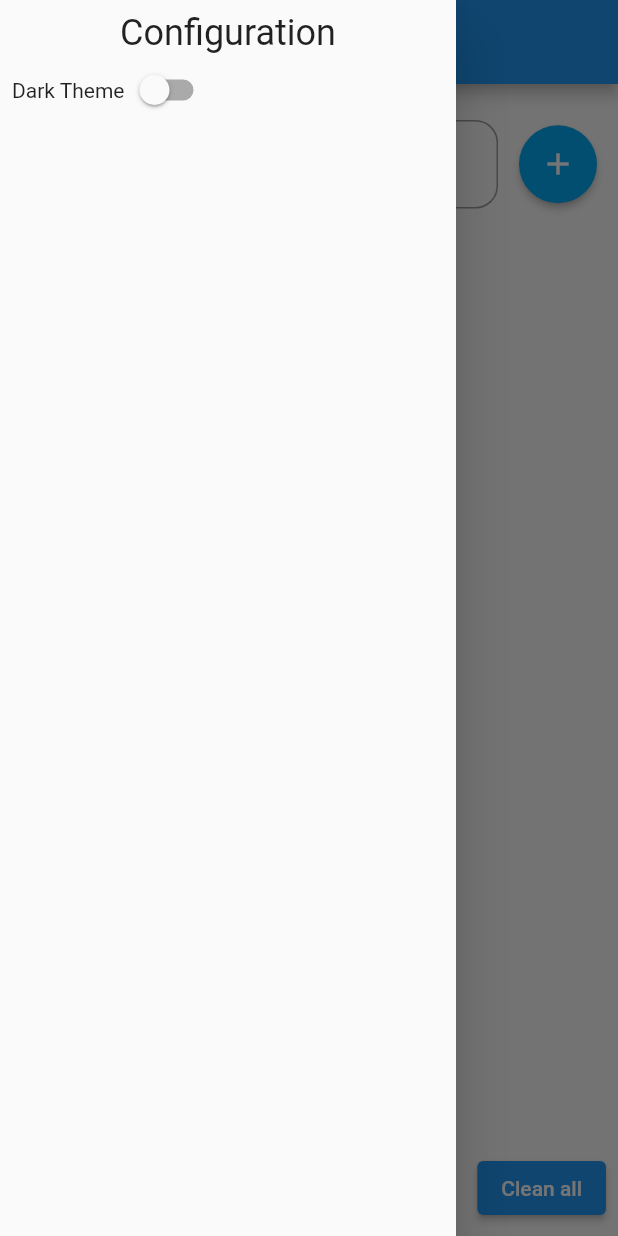
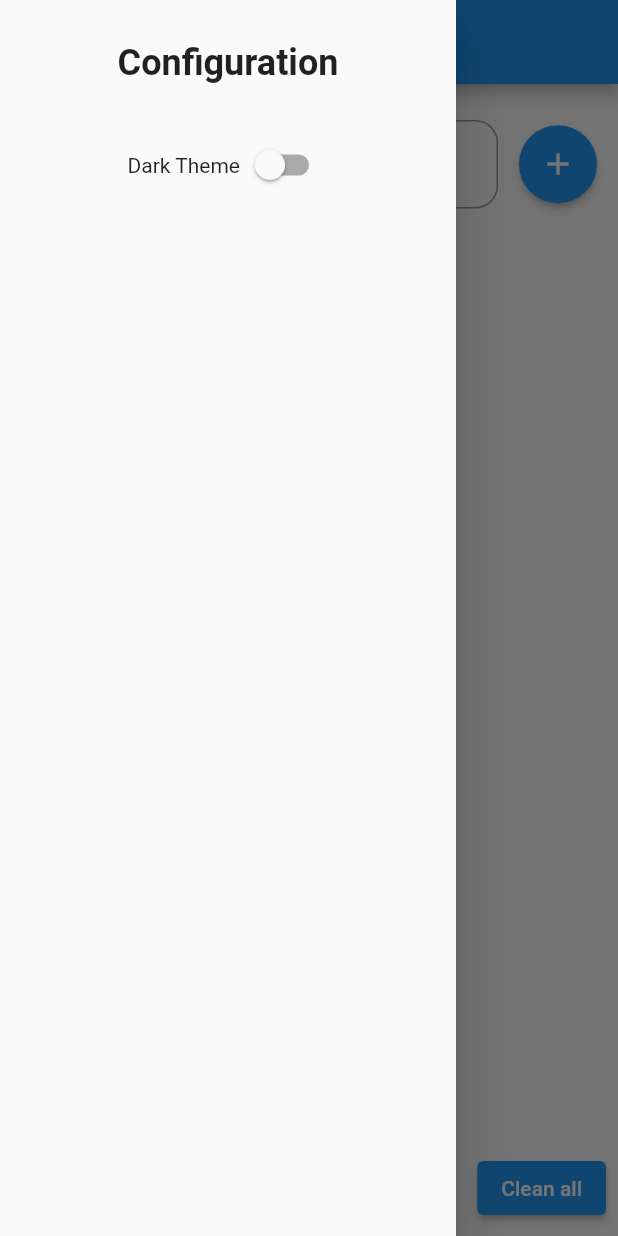
Before and after one commit to projEduardoValencio/lista_de_tarefas, a Flutter app: the screen it shows after launch, with the side drawer open, on a phone screen of 412 x 824 dp. Run offline on Flutter 3.47's test engine with Material 2 defaults, Android fonts, the phone set to English and light mode, and no system bars; our stand-ins replace flutter_slidable, shared_preferences.

Commit message:
update dark theme and drawer

```diff
--- a/lib/main.dart
+++ b/lib/main.dart
@@ -26,6 +26,7 @@ class _MyAppState extends State<MyApp> {
       debugShowCheckedModeBanner: false,
       home: TodoListPage(
         change: change,
+        dark: darkThemeOn,
       ),
       // theme: ThemeData.dark(),
     );
--- a/lib/pages/todo_list_page.dart
+++ b/lib/pages/todo_list_page.dart
@@ -11,9 +11,11 @@ import 'package:lista_de_tarefas/widgets/drawerItem.dart';
 import 'package:lista_de_tarefas/widgets/todoListItem.dart';
 
 class TodoListPage extends StatefulWidget {
-  TodoListPage({Key? key, required this.change}) : super(key: key);
+  TodoListPage({Key? key, required this.change, required this.dark})
+      : super(key: key);
 
   Function change;
+  bool dark;
 
   @override
   State<TodoListPage> createState() => _TodoListPageState();
@@ -91,6 +93,7 @@ class _TodoListPageState extends State<TodoListPage> {
                             todo: todo,
                             onDelete: onDelete,
                             onCheck: onCheck,
+                            dark: widget.dark,
                           ),
                       ],
                     ),
@@ -150,7 +153,15 @@ class _TodoListPageState extends State<TodoListPage> {
         ),
         ElevatedButton(
           onPressed: confirmationAlert,
-          child: Text("Clean all"),
+          style: ElevatedButton.styleFrom(
+            primary: widget.dark ? Colors.cyanAccent : null,
+          ),
+          child: Text(
+            "Clean all",
+            style: TextStyle(
+              color: widget.dark ? Colors.grey[700] : null,
+            ),
+          ),
         ),
       ],
     );
@@ -167,8 +178,8 @@ class _TodoListPageState extends State<TodoListPage> {
     showDialog(
       context: context,
       builder: (BuildContext context) => AlertDialog(
-        title: Text("Delete All Todos?"),
-        content: Text("Are you sure you want to delete alll todos?"),
+        title: Text("Delete All To Do?"),
+        content: Text("Are you sure you want to delete alll To Do?"),
         actions: [
           TextButton(
             child: Text("Cancel"),
@@ -255,11 +266,14 @@ class _TodoListPageState extends State<TodoListPage> {
           height: 52,
           child: ElevatedButton(
             style: ElevatedButton.styleFrom(
-              primary: Colors.lightBlue,
+              primary: widget.dark ? Colors.cyanAccent : null,
               shape: CircleBorder(),
             ),
             onPressed: addTodo,
-            child: Icon(Icons.add),
+            child: Icon(
+              Icons.add,
+              color: widget.dark ? Colors.grey[700] : null,
+            ),
           ),
         ),
       ],
@@ -299,7 +313,7 @@ class _TodoListPageState extends State<TodoListPage> {
     ScaffoldMessenger.of(context).clearSnackBars();
     ScaffoldMessenger.of(context).showSnackBar(
       SnackBar(
-        content: Text("Todo: ${todo.title} removed"),
+        content: Text("To do: ${todo.title} removed"),
         action: SnackBarAction(
           label: "Undo",
           textColor: Colors.red,
--- a/lib/widgets/drawerItem.dart
+++ b/lib/widgets/drawerItem.dart
@@ -23,11 +23,18 @@ class _DrawerItemState extends State<DrawerItem> {
             children: [
               Column(
                 children: [
+                  SizedBox(
+                    height: 20,
+                  ),
                   Text(
                     "Configuration",
-                    style: TextStyle(fontSize: 24),
+                    style: TextStyle(fontSize: 24, fontWeight: FontWeight.bold),
+                  ),
+                  SizedBox(
+                    height: 30,
                   ),
                   Row(
+                    mainAxisAlignment: MainAxisAlignment.center,
                     children: [
                       Text("Dark Theme"),
                       Switch(
```
Also changed, not shown: lib/widgets/todoListItem.dart (+8 -2 lines).
